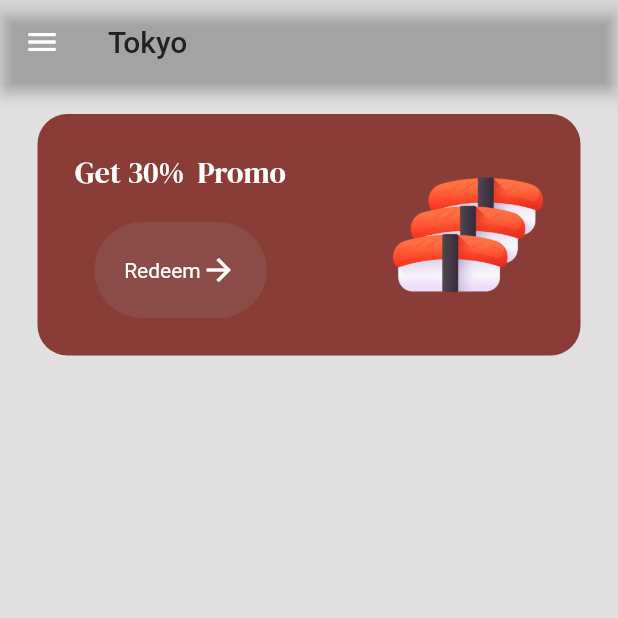
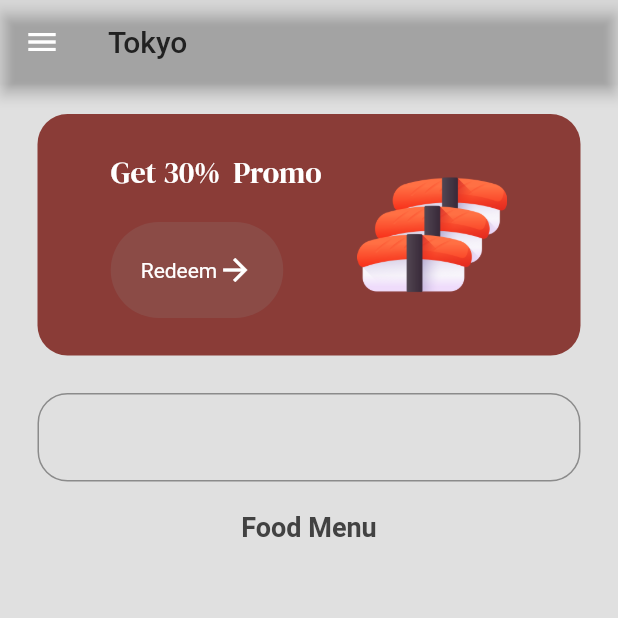
Before and after one commit to assa-jean/sushi_restaurant_app, a Flutter app: the screen it shows after launch, after a tap on "Get Started", on a phone screen of 412 x 824 dp, the top half of it. Run offline on Flutter 3.47's test engine with Material 2 defaults, Android fonts, the phone set to English and light mode, and no system bars; our stand-ins replace google_fonts.

Commit message:
Update 5

```diff
--- a/lib/components/button.dart
+++ b/lib/components/button.dart
@@ -24,7 +24,7 @@ class MyButton extends StatelessWidget {
             ),
 
             //Icon
-            const Icon(
+            Icon(
               Icons.arrow_forward,
               color: Colors.white,
             ),
--- a/lib/pages/intro_page.dart
+++ b/lib/pages/intro_page.dart
@@ -24,7 +24,7 @@ class IntroPage extends StatelessWidget {
               ),
             ),
 
-            const SizedBox(height: 5),
+            SizedBox(height: 5),
 
             //icon
             Padding(
@@ -40,14 +40,14 @@ class IntroPage extends StatelessWidget {
                 color: Colors.white,
               ),
             ),
-            const SizedBox(height: 15),
+            SizedBox(height: 15),
 
             //subtitle
             Text(
               "Feel the taste the most popular Japanese food from anywhere and anytime",
               style: TextStyle(color: Colors.grey[300], height: 2),
             ),
-            const SizedBox(height: 25),
+            SizedBox(height: 25),
 
             //get started button
             MyButton(
--- a/lib/pages/menu_page.dart
+++ b/lib/pages/menu_page.dart
@@ -33,9 +33,10 @@ class _MenuPageState extends State<MenuPage> {
             margin: const EdgeInsets.symmetric(horizontal: 25),
             padding: const EdgeInsets.all(25),
             child: Row(
-              mainAxisAlignment: MainAxisAlignment.spaceBetween,
+              mainAxisAlignment: MainAxisAlignment.spaceEvenly,
               children: [
                 Column(
+                  crossAxisAlignment: CrossAxisAlignment.start,
                   children: [
                     Text(
                       "Get 30%  Promo",
@@ -50,11 +51,35 @@ class _MenuPageState extends State<MenuPage> {
               ],
             ),
           ),
+          SizedBox(height: 25),
 
           //search bar
+          Padding(
+            padding: const EdgeInsets.symmetric(horizontal: 25.0),
+            child: TextField(
+              decoration: InputDecoration(
+                border: OutlineInputBorder(
+                    borderSide: BorderSide(color: Colors.white),
+                    borderRadius: BorderRadius.circular(20)),
+                focusedBorder: OutlineInputBorder(),
+              ),
+            ),
+          ),
 
+          const SizedBox(height: 20),
           //menu list
+          Padding(
+            padding: const EdgeInsets.symmetric(horizontal: 25.0),
+            child: Text(
+              "Food Menu",
+              style: TextStyle(
+                  fontSize: 18,
+                  fontWeight: FontWeight.bold,
+                  color: Colors.grey[800]),
+            ),
+          ),
 
+          SizedBox(height: 10),
           //popular food
         ],
       ),
```
